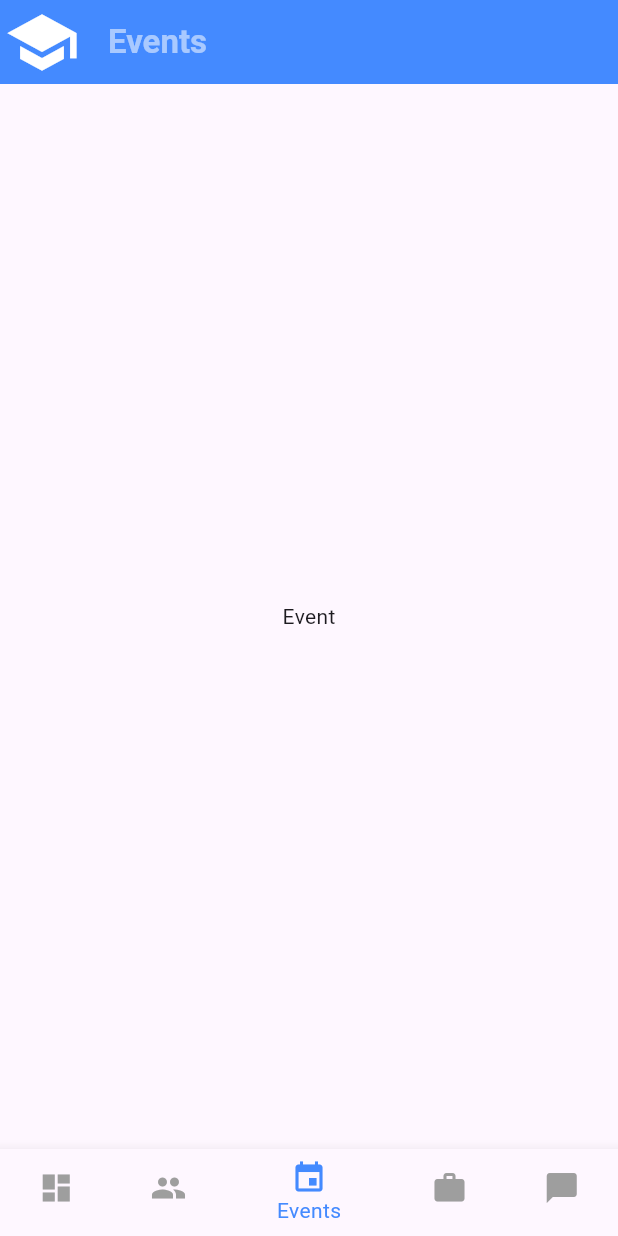
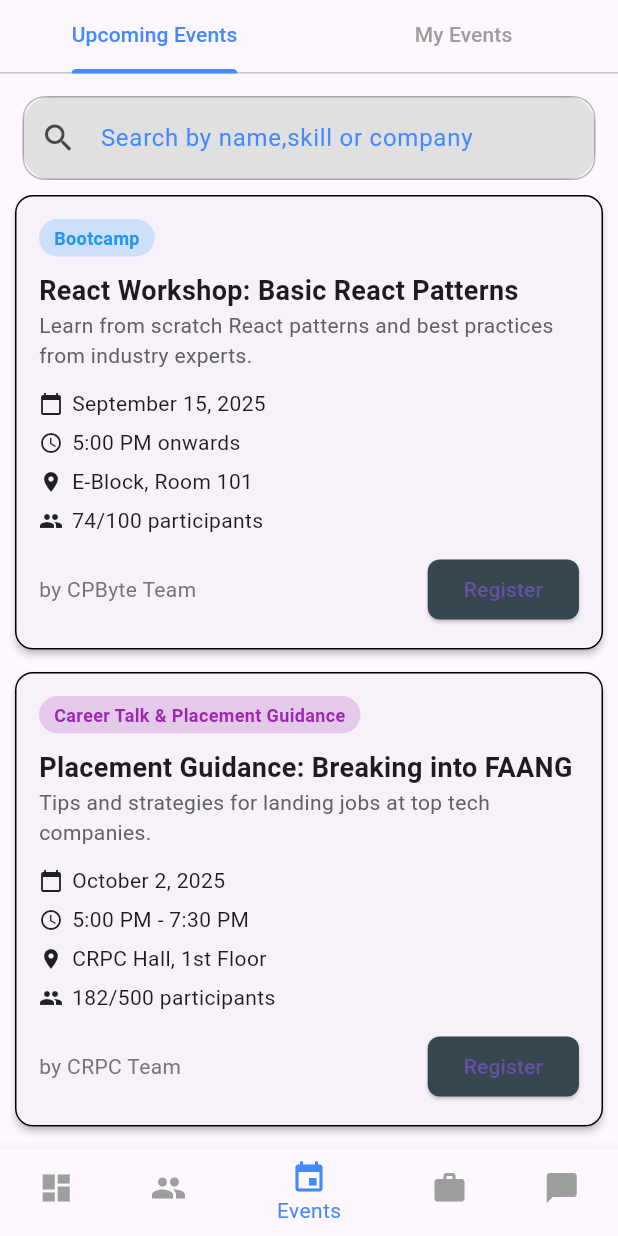
Before and after one commit to Prachi9506/Reunix, a Flutter app: the screen it shows after launch, item 3 of the bottom bar chosen, on a phone screen of 412 x 824 dp. Run offline on Flutter 3.47's test engine with Material 3 defaults, Android fonts, the phone set to English and light mode, and no system bars.

Commit message:
Adding Event Screen

```diff
--- /dev/null
+++ b/app/lib/helper_scrrens/upcoming_event.dart
@@ -0,0 +1,104 @@
+import 'package:flutter/material.dart';
+import 'package:reunix/widgets/upcomin_event_card.dart';
+
+import '../models/upcoming_events_model.dart';
+class UpcomingEvent extends StatelessWidget {
+   UpcomingEvent({super.key});
+   List<UpcomingEventsModel> dummyEvents = [
+     UpcomingEventsModel(
+       category: "Bootcamp",
+       categoryColor: Colors.blue,
+       title: "React Workshop: Basic React Patterns",
+       description:
+       "Learn from scratch React patterns and best practices from industry experts.",
+       date: "September 15, 2025",
+       time: "5:00 PM onwards",
+       location: "E-Block, Room 101",
+       participants: "74/100 participants",
+       organizer: "CPByte Team",
+       onRegister: () {
+         debugPrint("Registered for React Workshop");
+       },
+     ),
+     UpcomingEventsModel(
+       category: "Career Talk & Placement Guidance",
+       categoryColor: Colors.purple,
+       title: "Placement Guidance: Breaking into FAANG",
+       description: "Tips and strategies for landing jobs at top tech companies.",
+       date: "October 2, 2025",
+       time: "5:00 PM - 7:30 PM",
+       location: "CRPC Hall, 1st Floor",
+       participants: "182/500 participants",
+       organizer: "CRPC Team",
+       onRegister: () {
+         debugPrint("Registered for Placement Guidance");
+       },
+     ),
+     UpcomingEventsModel(
+       category: "Hackathon",
+       categoryColor: Colors.lightBlue,
+       title: "SIH 25: Departmental Level Hackathon",
+       description:
+       "A gateway to the most prestigious National level hackathon of India.",
+       date: "September 10, 2025",
+       time: "All Day",
+       location: "E-Block, CS Department",
+       participants: "240/300 participants",
+       organizer: "CS Department",
+       onRegister: () {
+         debugPrint("Registered for Hackathon");
+       },
+     ),
+   ];
+
+
+   @override
+  final TextEditingController serachController = TextEditingController();
+  Widget build(BuildContext context) {
+    return GestureDetector(
+      onTap: () => FocusScope.of(context).unfocus(),
+      child: Column(
+          children: [
+      Padding(padding: EdgeInsets.all(10),
+      child: Container(
+        decoration: BoxDecoration(
+          color: Colors.grey[300],
+          borderRadius: BorderRadius.circular(20),
+        ),
+        margin: EdgeInsets.only(left:5,right: 5,top:5),
+        child: TextField(
+          cursorColor: Colors.blueAccent,
+          controller: serachController,
+          style: const TextStyle(color: Colors.white),
+
+          decoration: InputDecoration(
+              border: InputBorder.none,
+              prefixIcon: Icon(Icons.search),
+              labelText: 'Search by name,skill or company',
+              labelStyle: const TextStyle(color: Colors.blueAccent),
+              enabledBorder: OutlineInputBorder(
+                borderRadius: BorderRadius.circular(15),
+                borderSide: BorderSide(color: Colors.black26),
+
+              ),
+              focusedBorder: OutlineInputBorder(
+                  borderSide: BorderSide(color: Colors.blueAccent,width: 2),
+                  borderRadius: BorderRadius.circular(15)
+              )
+          ),
+        ),
+      ),
+
+    ),
+     Expanded(
+       child: ListView.builder(
+       itemCount: dummyEvents.length,
+           itemBuilder:(context,idx){
+             return UpcominEventCard(upmodel: dummyEvents[idx]);
+           } ),
+     )
+    ],
+    ));
+  }
+
+}
--- /dev/null
+++ b/app/lib/models/upcoming_events_model.dart
@@ -0,0 +1,26 @@
+import 'package:flutter/material.dart';
+ class UpcomingEventsModel{
+   final String category;
+   final Color categoryColor;
+   final String title;
+   final String description;
+   final String date;
+   final String time;
+   final String location;
+   final String participants;
+   final String organizer;
+   final VoidCallback onRegister;
+
+   UpcomingEventsModel({
+     required this.category,
+     required this.categoryColor,
+     required this.title,
+     required this.description,
+     required this.date,
+     required this.time,
+     required this.location,
+     required this.participants,
+     required this.organizer,
+     required this.onRegister,
+   });
+ }
--- a/app/lib/screens/Mainnavigation_scrren.dart
+++ b/app/lib/screens/Mainnavigation_scrren.dart
@@ -32,12 +32,12 @@
   Widget build(BuildContext context) {
     return Scaffold(
       body: _screens[idx],
-      appBar: AppBar(
-          // actions: [Icon(Icons.groups, size: 100, color: Colors.white),],
-        backgroundColor: Colors.blueAccent,
-         leading: Icon(Icons.school, size: 50, color: Colors.white),
-         title: Text(_title[idx],style: TextStyle(color: Colors.white54,fontWeight: FontWeight.bold),),
-      ),
+      // appBar: AppBar(
+      //     // actions: [Icon(Icons.groups, size: 100, color: Colors.white),],
+      //   // backgroundColor: Colors.blueAccent,
+      //   //  leading: Icon(Icons.school, size: 50, color: Colors.white),
+      //    // title: Text(_title[idx],style: TextStyle(color: Colors.white54,fontWeight: FontWeight.bold),),
+      // ),
       bottomNavigationBar: BottomNavigationBar(
           currentIndex: idx,
           selectedItemColor: Colors.blueAccent,
--- a/app/lib/screens/events_screen.dart
+++ b/app/lib/screens/events_screen.dart
@@ -1,11 +1,57 @@
 import 'package:flutter/material.dart';
-class EventsScreen extends StatelessWidget {
-  const EventsScreen({super.key});
+import 'package:reunix/helper_scrrens/my_event.dart';
+import 'package:reunix/helper_scrrens/upcoming_event.dart';
+class EventsScreen extends StatefulWidget {
+   EventsScreen({super.key});
+
+
+
+
+
+  @override
+  State<EventsScreen> createState() => _EventsScreenState();
+}
+
+class _EventsScreenState extends State<EventsScreen> with SingleTickerProviderStateMixin {
+  late TabController _tabController;
+  @override
+  void initState() {
+    // TODO: implement initState
+    _tabController = TabController(length: 2, vsync: this);
+    super.initState();
+
+  }
+  @override
+  void dispose() {
+    // TODO: implement dispose
+    _tabController.dispose();
+    super.dispose();
+  }
 
   @override
   Widget build(BuildContext context) {
-    return Center(
-      child: Text("Event"),
+    return Scaffold(
+      appBar: AppBar(
+        toolbarHeight: 0,
+        bottom: TabBar(
+            labelColor: Colors.blueAccent,
+            unselectedLabelColor: Colors.grey,
+            indicatorColor: Colors.blueAccent,
+            indicatorWeight: 3,
+            controller: _tabController,
+            tabs: [
+              Tab(text: "Upcoming Events"),
+              Tab(text: "My Events"),
+
+            ]),
+
+      ),
+      body: TabBarView(
+        controller: _tabController,
+          children:[
+         UpcomingEvent(),
+            MyEvent(),
+      ]),
     );
   }
 }
--- a/app/lib/screens/mentor_screen.dart
+++ b/app/lib/screens/mentor_screen.dart
@@ -29,6 +29,10 @@
         // title: Text("Mentor"),
         toolbarHeight: 0,
         bottom: TabBar(
+          labelColor: Colors.blueAccent,
+          unselectedLabelColor: Colors.grey,
+          indicatorColor: Colors.blueAccent,
+          indicatorWeight: 3,
           controller: _tabController,
             tabs: [
                Tab(text: "Find Mentors",),
--- /dev/null
+++ b/app/lib/widgets/upcomin_event_card.dart
@@ -0,0 +1,122 @@
+import 'package:flutter/material.dart';
+import 'package:reunix/models/upcoming_events_model.dart';
+
+class UpcominEventCard extends StatelessWidget {
+  final UpcomingEventsModel upmodel;
+  UpcominEventCard({required this.upmodel});
+
+  @override
+  Widget build(BuildContext context) {
+    return Card(
+      margin: EdgeInsets.only(left: 10,right: 10,bottom: 15),
+      elevation: 2,
+      shape: RoundedRectangleBorder(
+        borderRadius: BorderRadius.circular(12),
+        side: BorderSide(
+          color: Colors.black,
+          width: 1,
+        )
+      ),
+
+      child: Padding(
+        padding: const EdgeInsets.all(16),
+        child: Column(
+          crossAxisAlignment: CrossAxisAlignment.start,
+          children: [
+            // Category Tag
+            Container(
+              padding: const EdgeInsets.symmetric(horizontal: 10, vertical: 4),
+              decoration: BoxDecoration(
+                color: upmodel.categoryColor.withOpacity(0.2),
+                borderRadius: BorderRadius.circular(20),
+              ),
+              child: Text(
+                upmodel.category,
+                style: TextStyle(
+                  color: upmodel.categoryColor,
+                  fontWeight: FontWeight.bold,
+                  fontSize: 12,
+                ),
+              ),
+            ),
+            const SizedBox(height: 10),
+
+            // Title
+            Text(
+              upmodel.title,
+              style: const TextStyle(
+                fontSize: 18,
+                fontWeight: FontWeight.bold,
+              ),
+            ),
+
+            // Description
+            Text(
+              upmodel.description,
+              style: TextStyle(color: Colors.grey[700]),
+            ),
+            const SizedBox(height: 12),
+
+            // Event Details
+            Row(
+              children: [
+                const Icon(Icons.calendar_today, size: 16),
+                const SizedBox(width: 6),
+                Text(upmodel.date),
+              ],
+            ),
+            const SizedBox(height: 6),
+            Row(
+              children: [
+                const Icon(Icons.access_time, size: 16),
+                const SizedBox(width: 6),
+                Text(upmodel.time),
+              ],
+            ),
+            const SizedBox(height: 6),
+            Row(
+              children: [
+                const Icon(Icons.location_on, size: 16),
+                const SizedBox(width: 6),
+                Text(upmodel.location),
+              ],
+            ),
+            const SizedBox(height: 6),
+            Row(
+              children: [
+                const Icon(Icons.people, size: 16),
+                const SizedBox(width: 6),
+                Text(upmodel.participants),
+              ],
+            ),
+            const SizedBox(height: 12),
+
+            // Organizer + Button
+            Row(
+              mainAxisAlignment: MainAxisAlignment.spaceBetween,
+              children: [
+                Flexible(
+                  child: Text(
+                    "by ${upmodel.organizer}",
+                    style: TextStyle(color: Colors.grey[600]),
+                    overflow: TextOverflow.ellipsis, // prevents overflow
+                  ),
+                ),
+                ElevatedButton(
+                  onPressed: upmodel.onRegister,
+                  style: ElevatedButton.styleFrom(
+                    backgroundColor: Colors.blueGrey[800],
+                    shape: RoundedRectangleBorder(
+                      borderRadius: BorderRadius.circular(8),
+                    ),
+                  ),
+                  child: const Text("Register"),
+                ),
+              ],
+            ),
+          ],
+        ),
+      ),
+    );
+  }
+}
```
Also changed, not shown: app/lib/helper_scrrens/my_event.dart (added, +32 -0 lines), app/lib/helper_scrrens/mymentorships.dart (+5 -7 lines), app/lib/models/myevent_model.dart (added, +16 -0 lines), app/lib/screens/dashboard_screen.dart (+12 -0 lines), app/lib/widgets/myevent_card.dart (added, +88 -0 lines).
